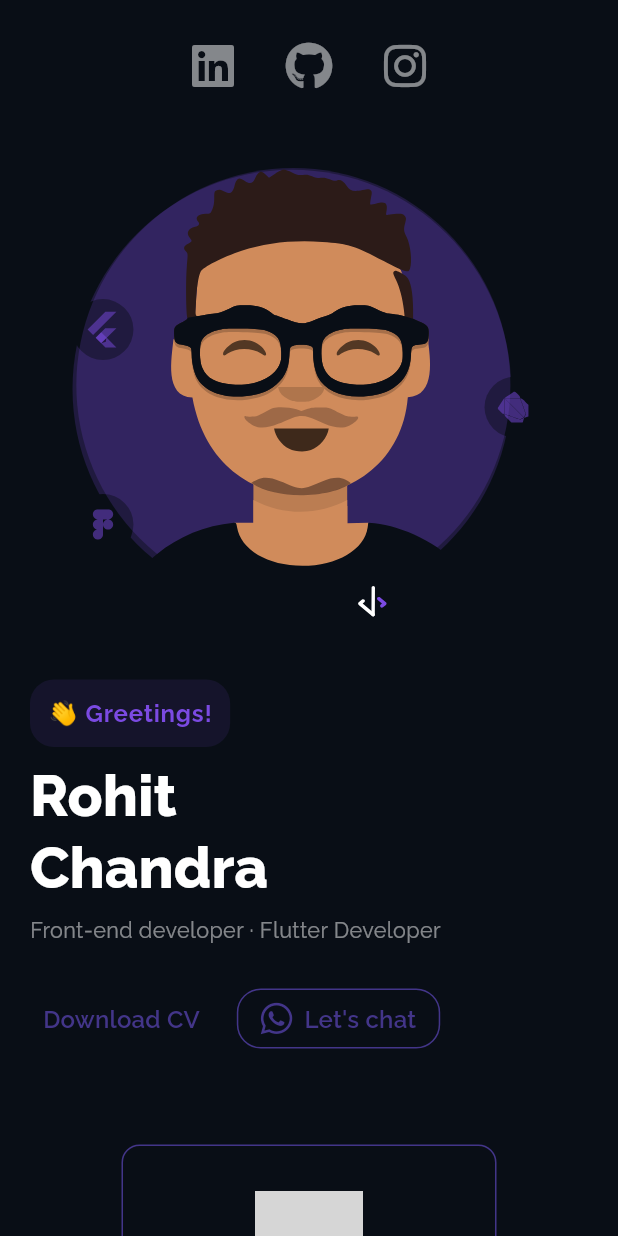
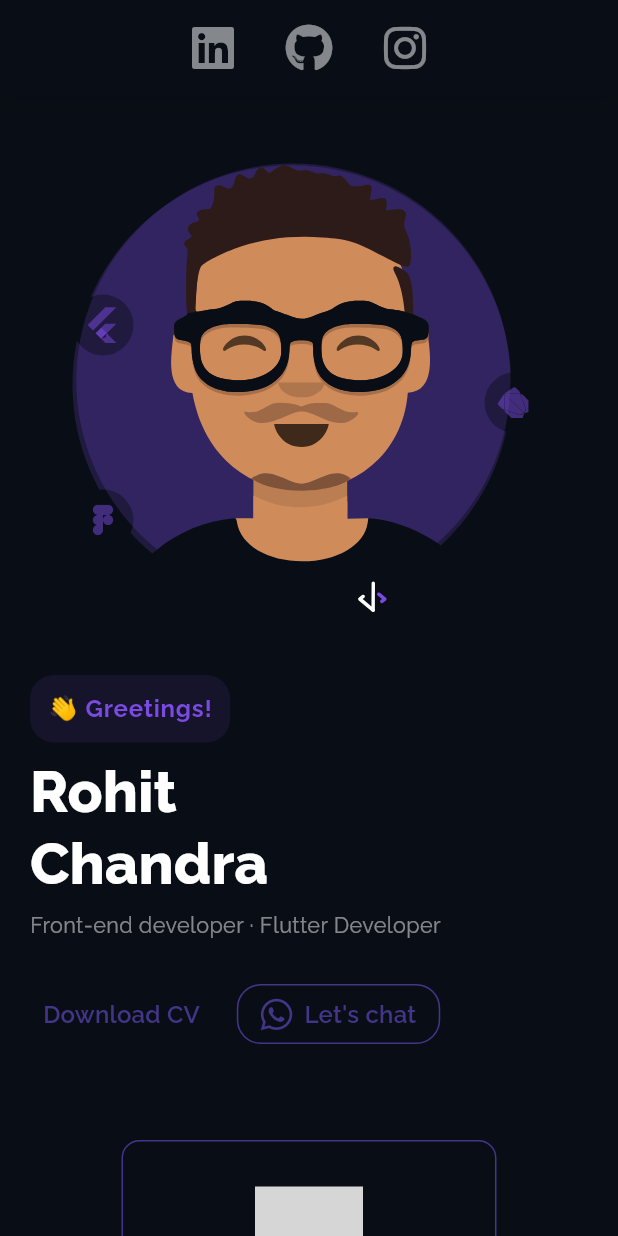
Before and after one commit to Rohit-Chandra-007/flutter_web_app, a Flutter app: the screen it shows after launch, on a phone screen of 412 x 824 dp. Run offline on Flutter 3.47's test engine with Material 3 defaults, Android fonts, the phone set to English and light mode, and no system bars; our stand-ins replace equatable, flutter_bloc, flutter_svg, font_awesome_flutter, google_fonts; grey boxes are pictures that could not be loaded.

Commit message:
feat: implement floating header and improve layout for portfolio screen

```diff
--- a/lib/portfolio_screen.dart
+++ b/lib/portfolio_screen.dart
@@ -36,18 +36,18 @@ class _PortfolioScreenState extends State<PortfolioScreen> {
   @override
   Widget build(BuildContext context) {
     return Scaffold(
-      body: SingleChildScrollView(
+      body: Stack(
+        children: [
+          // Main content
+          SingleChildScrollView(
             scrollDirection: Axis.vertical,
             child: SafeArea(
               child: Column(
                 crossAxisAlignment: CrossAxisAlignment.start,
                 children: [
+                  // Add space for the floating header
                   const SizedBox(
-                height: 20,
-              ),
-              Header(),
-              const SizedBox(
-                height: 15,
+                    height: 80, // Adjust based on your header height
                   ),
                   HomeSection(key: AppKeys.homeKey),
                   if (!ResponsiveWidget.isMobile(context))
@@ -74,6 +74,34 @@ class _PortfolioScreenState extends State<PortfolioScreen> {
               ),
             ),
           ),
+
+          // Floating Header
+          Positioned(
+            top: 0,
+            left: 0,
+            right: 0,
+            child: Container(
+              decoration: BoxDecoration(
+                color: Theme.of(context).scaffoldBackgroundColor,
+                boxShadow: [
+                  BoxShadow(
+                    color: Colors.black.withAlpha(25),
+                    blurRadius: 12,
+                    offset: const Offset(0, 4),
+                  ),
+                ],
+              ),
+              child: SafeArea(
+                child: Padding(
+                  padding:
+                      const EdgeInsets.symmetric(horizontal: 16, vertical: 8),
+                  child: Header(),
+                ),
+              ),
+            ),
+          ),
+        ],
+      ),
     );
   }
 }
--- a/lib/ui/header/tablet/tab_header.dart
+++ b/lib/ui/header/tablet/tab_header.dart
@@ -19,9 +19,7 @@ class _TabHeaderState extends State<TabHeader> {
 
   @override
   Widget build(BuildContext context) {
-    return Align(
-      alignment: Alignment.topCenter,
-      child: Container(
+    return Container(
       margin: const EdgeInsets.symmetric(horizontal: 40, vertical: 10),
       padding: const EdgeInsets.symmetric(horizontal: 30, vertical: 8),
       decoration: BoxDecoration(
@@ -36,7 +34,6 @@ class _TabHeaderState extends State<TabHeader> {
         ],
       ),
       child: _buildHeader(context),
-      ),
     );
   }
 
--- a/lib/ui/home/widget/name_section.dart
+++ b/lib/ui/home/widget/name_section.dart
@@ -14,6 +14,7 @@ class NameSection extends StatelessWidget {
       mainAxisSize: MainAxisSize.min,
       children: [
         Container(
+
           width: ResponsiveWidget.isMobile(context)?125:null,
           padding:  const EdgeInsets.all(12),
           decoration: BoxDecoration(
```
Lines whose indentation alone changed are shown as unchanged.
